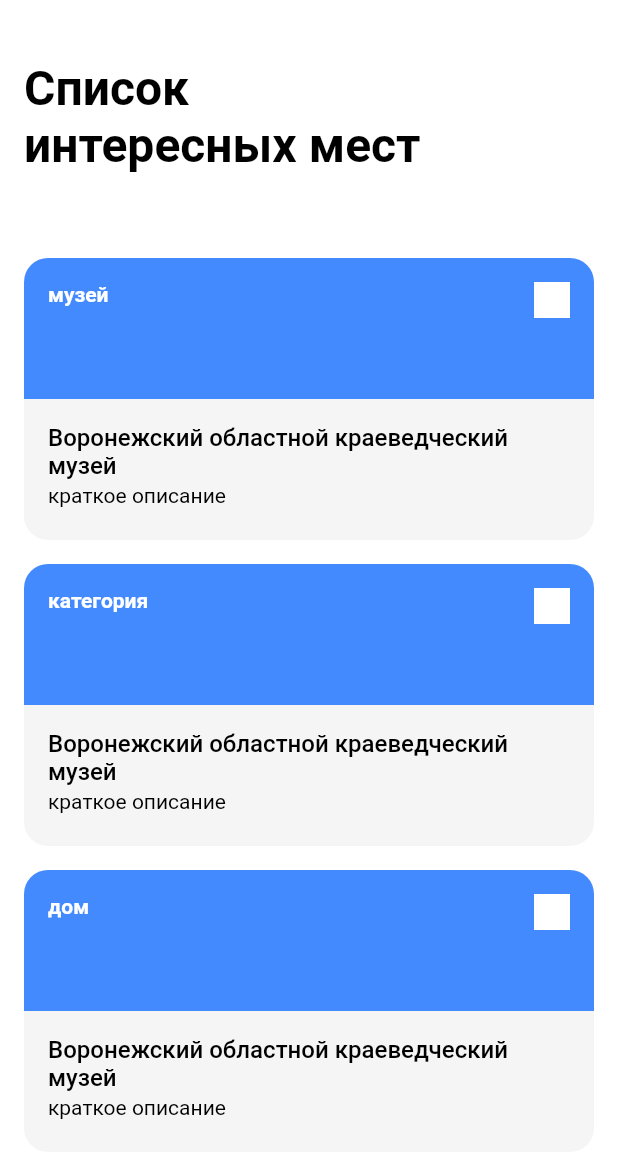
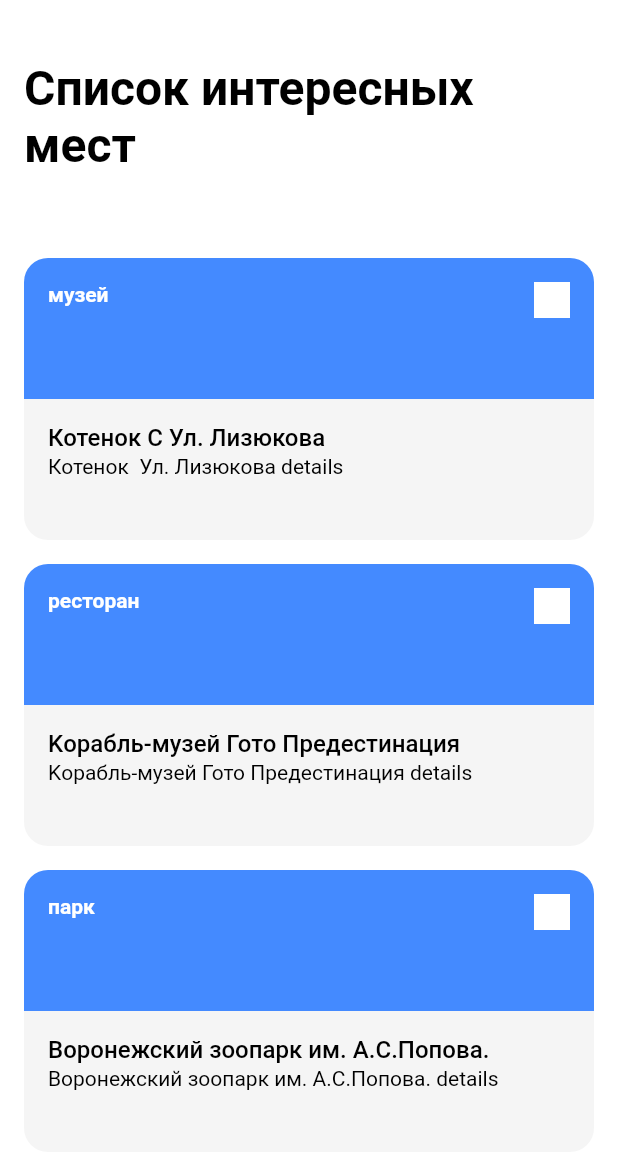
Before and after one commit to aiserrock/surf-flutter-course-zaikin, a Flutter app: the SightListScreen screen opened directly, on a phone screen of 412 x 824 dp. Shown: the top 1158 px of the screen. Run offline on Flutter 3.47's test engine with Material 2 defaults, Android fonts, the phone set to English and light mode, and no system bars.

Commit message:
refactoring code

```diff
--- a/lib/mocks.dart
+++ b/lib/mocks.dart
@@ -11,7 +11,7 @@ final List<Sight> mocks = <Sight>[
         '!3b1!8m2!3d51.6683487!4d39.1919288!3m4!1s0x413b28c99eb2154d:0x3382a4a3cfbe62b5!8m2!3d51.70'
         '6868!4d39.1722504',
     details: 'Котенок  Ул. Лизюкова details',
-    type: 'type',
+    type: 'музей',
   ),
   Sight(
     name: 'Kорабль-музей Гото Предестинация',
@@ -23,7 +23,7 @@ final List<Sight> mocks = <Sight>[
         'Oblast,+Russia!3b1!8m2!3d51.6683487!4d39.1919288!3m4!1s0x413b2e50622e11ef'
         ':0xcdff31c2ccaf75bb!8m2!3d51.6559298!4d39.2159674',
     details: 'Kорабль-музей Гото Предестинация details',
-    type: 'type',
+    type: 'ресторан',
   ),
   Sight(
     name: 'Воронежский зоопарк им. А.С.Попова.',
@@ -34,6 +34,6 @@ final List<Sight> mocks = <Sight>[
         '0x48d94c0efba762bd!2sVoronezh,+Voronezh+Oblast,+Russia!3b1!8m2!3d51.6683487!'
         '4d39.1919288!3m4!1s0x413b2e3b2d18edd7:0xa5e371b6b67feb0e!8m2!3d51.6401407!4d39.2439366',
     details: 'Воронежский зоопарк им. А.С.Попова. details',
-    type: 'type',
+    type: 'парк',
   ),
 ];
--- a/lib/ui/common/widgets/button/RowBackButton.dart
+++ b/lib/ui/common/widgets/button/RowBackButton.dart
@@ -20,10 +20,7 @@ class RowBackButton extends StatelessWidget {
               width: 32,
               child: IconButton(
                 onPressed: () => Navigator.pop(context),
-                icon: const SizedBox(
-                  height: 32,
-                  width: 32,
-                ),
+                icon: const SizedBox(height: 32, width: 32),
               ),
             ),
           ],
--- a/lib/ui/common/widgets/button/secondary_button.dart
+++ b/lib/ui/common/widgets/button/secondary_button.dart
@@ -35,9 +35,7 @@ class SecondaryButton extends StatelessWidget {
                     height: 24,
                     color: Colors.yellow,
                   ),
-                  const SizedBox(
-                    width: 8,
-                  ),
+                  const SizedBox(width: 8),
                   Text(title),
                 ],
               ),
--- a/lib/ui/res/strings.dart
+++ b/lib/ui/res/strings.dart
@@ -1,7 +1,17 @@
 /// Файл со строковыми ресурсами
 class StringRes {
-  /// something text
-  static const mainTabName = 'Главная';
+  /// апп бар
+  static const appBarTitle = 'Cписок интересных мест';
+
+  /// sight_details_screen
+  static const book = 'Забранировать',
+      addFavorite = 'Забранировать',
+
+      /// временный текст для главной кнопки
+      primaryButtonText = 'Primary Button Text',
+
+      /// Закрыто до (временный текст)
+      closedBefore = 'закрыто до 09:00';
 
   StringRes._();
 }
--- a/lib/ui/screen/sight_card.dart
+++ b/lib/ui/screen/sight_card.dart
@@ -1,12 +1,13 @@
 import 'package:flutter/material.dart';
+import 'package:places/domain/sight.dart';
 import 'package:places/ui/res/colors.dart';
 import 'package:places/ui/res/text_styles.dart';
 
 /// Карточка места
 class SightCard extends StatelessWidget {
-  final String type;
+  final Sight sight;
 
-  const SightCard({Key? key, required this.type}) : super(key: key);
+  const SightCard({Key? key, required this.sight}) : super(key: key);
 
   @override
   Widget build(BuildContext context) {
@@ -30,16 +31,13 @@ class SightCard extends StatelessWidget {
                 Positioned(
                   top: 16,
                   left: 16,
-                  child: Text(
-                    type,
-                    style: StyleRes.bold14White,
-                  ),
+                  child: Text(sight.type, style: StyleRes.bold14White),
                 ),
               ],
             ),
           ),
-          const Expanded(
-            child: Description(),
+          Expanded(
+            child: Description(sight: sight),
           ),
         ],
       ),
@@ -51,7 +49,10 @@ class SightCard extends StatelessWidget {
 class Description extends StatelessWidget {
   const Description({
     Key? key,
+    required this.sight,
   }) : super(key: key);
+
+  final Sight sight;
 
   @override
   Widget build(BuildContext context) {
@@ -69,23 +70,16 @@ class Description extends StatelessWidget {
       child: Column(
         crossAxisAlignment: CrossAxisAlignment.start,
         children: [
-          Text(
-            'Воронежский областной краеведческий музей',
-            style: StyleRes.medium16,
-          ),
-          const SizedBox(
-            height: 2,
-          ),
-          Text(
-            'краткое описание',
-            style: StyleRes.regular14,
-          ),
+          Text(sight.name, style: StyleRes.medium16),
+          const SizedBox(height: 2),
+          Text(sight.details, style: StyleRes.regular14),
         ],
       ),
     );
   }
 }
 
+/// Временная картинка заглушка
 class CustomImage extends StatelessWidget {
   const CustomImage({
     Key? key,
--- a/lib/ui/screen/sight_list_screen.dart
+++ b/lib/ui/screen/sight_list_screen.dart
@@ -1,4 +1,6 @@
 import 'package:flutter/material.dart';
+import 'package:places/mocks.dart';
+import 'package:places/ui/res/strings.dart';
 import 'package:places/ui/res/text_styles.dart';
 import 'package:places/ui/screen/sight_card.dart';
 
@@ -24,10 +26,7 @@ class _SightListScreenState extends State<SightListScreen> {
             alignment: Alignment.centerLeft,
             child: Padding(
               padding: const EdgeInsets.symmetric(horizontal: 16),
-              child: Text(
-                'Cписок\nинтересных мест',
-                style: StyleRes.bold32,
-              ),
+              child: Text(StringRes.appBarTitle, style: StyleRes.bold32),
             ),
           ),
         ),
@@ -37,16 +36,12 @@ class _SightListScreenState extends State<SightListScreen> {
         child: SingleChildScrollView(
           child: Padding(
             padding: const EdgeInsets.all(16),
-            child: Column(children: const [
-              SightCard(type: 'музей'),
-              SizedBox(
-                height: 16,
-              ),
-              SightCard(type: 'категория'),
-              SizedBox(
-                height: 16,
-              ),
-              SightCard(type: 'дом'),
+            child: Column(children: [
+              SightCard(sight: mocks.first),
+              const SizedBox(height: 16),
+              SightCard(sight: mocks[1]),
+              const SizedBox(height: 16),
+              SightCard(sight: mocks[2]),
             ]),
           ),
         ),
```
Also changed, not shown: lib/ui/screen/sight_details.dart (deleted, +0 -191 lines), lib/ui/screen/sight_details_screen.dart (+15 -35 lines).
